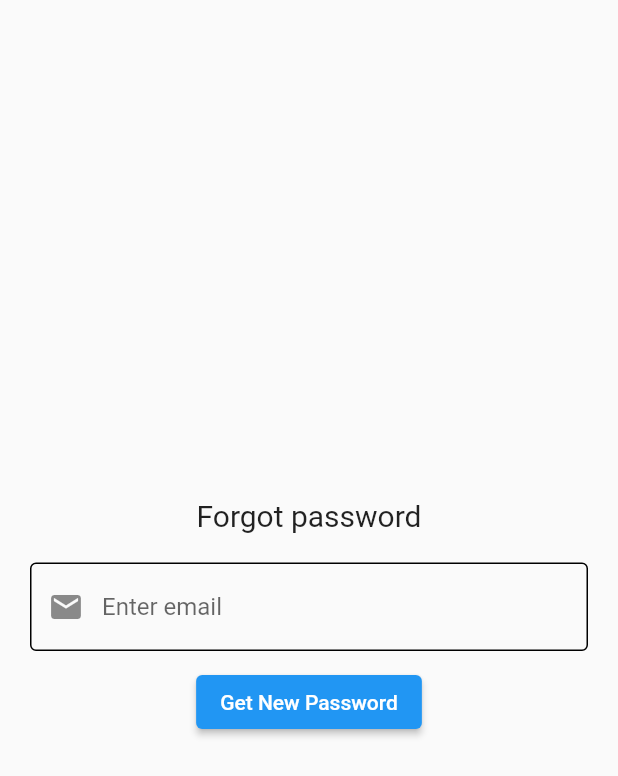
After one commit to MuhibXtreme/bootcamp, a Flutter app: the screen it shows after launch, after a tap on "Forget Password?", on a phone screen of 412 x 824 dp. The commit adds this screen. Shown: the top 776 px of the screen. Run offline on Flutter 3.47's test engine with Material 2 defaults, Android fonts, the phone set to English and light mode, and no system bars; our stand-ins replace cloud_firestore, firebase_auth, firebase_core, firebase_storage, geolocator, google_maps_flutter and 2 more; accounts and stored records are empty; network calls fail.

Commit message:
monday class

```diff
--- /dev/null
+++ b/lib/forgot_password.dart
@@ -0,0 +1,72 @@
+import 'package:firebase_auth/firebase_auth.dart';
+import 'package:flutter/material.dart';
+import 'package:from_ui/sign.dart';
+
+class ForgotPassword extends StatefulWidget {
+  const ForgotPassword({super.key});
+
+  @override
+  State<ForgotPassword> createState() => _ForgotPasswordState();
+}
+
+class _ForgotPasswordState extends State<ForgotPassword> {
+  TextEditingController emailcont = TextEditingController();
+  @override
+  Widget build(BuildContext context) {
+    return SafeArea(
+      child: Scaffold(
+        body: Padding(
+          padding: const EdgeInsets.all(20.0),
+          child: Column(
+            mainAxisAlignment: MainAxisAlignment.center,
+            children: [
+              const Text(
+                'Forgot password',
+                style: TextStyle(fontSize: 20),
+              ),
+              const SizedBox(
+                height: 20,
+              ),
+              TextField(
+                controller: emailcont,
+                decoration: const InputDecoration(
+                  hintText: 'Enter email',
+                  prefixIcon: Icon(Icons.email),
+                  enabledBorder: OutlineInputBorder(
+                    borderSide: BorderSide(color: Colors.black),
+                  ),
+                  focusedBorder: OutlineInputBorder(
+                    borderSide: BorderSide(color: Colors.black),
+                  ),
+                ),
+              ),
+              const SizedBox(
+                height: 10,
+              ),
+              ElevatedButton(
+                  onPressed: () {
+                    FirebaseAuth.instance
+                        .sendPasswordResetEmail(email: emailcont.text)
+                        .then((value) => {
+                              ScaffoldMessenger.of(context).showSnackBar(
+                                  const SnackBar(
+                                      content: Text(
+                                          'Password reset link has been sent to the specified url'))),
+                              Navigator.push(
+                                  context,
+                                  MaterialPageRoute(
+                                      builder: (context) => const Sigin())),
+                            })
+                        .catchError((error) => {
+                              ScaffoldMessenger.of(context).showSnackBar(
+                                  SnackBar(content: Text(error.toString()))),
+                            });
+                  },
+                  child: const Text('Get New Password'))
+            ],
+          ),
+        ),
+      ),
+    );
+  }
+}
--- a/lib/main.dart
+++ b/lib/main.dart
@@ -1,24 +1,27 @@
 import 'package:firebase_core/firebase_core.dart';
 import 'package:flutter/material.dart';
-
 import 'package:from_ui/firstscreen.dart';
-
 import 'package:from_ui/second_screen.dart';
 import 'package:from_ui/showimage.dart';
+import 'package:from_ui/sign.dart';
 
 import 'package:from_ui/thirdscreen.dart';
-
-import 'multiimage.dart';
+import 'package:shared_preferences/shared_preferences.dart';
 
 void main() async {
   WidgetsFlutterBinding.ensureInitialized();
+  SharedPreferences prefdata = await SharedPreferences.getInstance();
+  var email = prefdata.getString('email');
   await Firebase.initializeApp();
 
-  runApp(const MyApp());
+  runApp(MyApp(
+    email: email,
+  ));
 }
 
 class MyApp extends StatelessWidget {
-  const MyApp({super.key});
+  final String? email;
+  const MyApp({this.email, super.key});
   @override
   Widget build(BuildContext context) {
     return MaterialApp(
@@ -30,7 +33,8 @@ class MyApp extends StatelessWidget {
       // home: const Form(),
       initialRoute: 'form',
       routes: {
-        'form': (context) => const ShowImage(),
+        'form': (context) =>
+            email != null ? const FirstScreen() : const Sigin(),
         // 'home': (context) => Home(),
         'second': (context) => const SecondScreen(),
       },
--- a/lib/showimage.dart
+++ b/lib/showimage.dart
@@ -16,6 +16,9 @@ class _ShowImageState extends State<ShowImage> {
       body: StreamBuilder(
           stream: FirebaseFirestore.instance.collection('images').snapshots(),
           builder: (context, snap) {
+            if (snap.connectionState == ConnectionState.waiting) {
+              return const Center(child: CircularProgressIndicator());
+            }
             return ListView.builder(
                 scrollDirection: Axis.horizontal,
                 itemCount: snap.data!.docs.length,
--- a/lib/sign.dart
+++ b/lib/sign.dart
@@ -1,6 +1,8 @@
 import 'package:firebase_auth/firebase_auth.dart';
 import 'package:flutter/material.dart';
 import 'package:from_ui/firstscreen.dart';
+import 'package:from_ui/forgot_password.dart';
+import 'package:shared_preferences/shared_preferences.dart';
 
 class Sigin extends StatefulWidget {
   const Sigin({super.key});
@@ -19,13 +21,17 @@ class _SiginState extends State<Sigin> {
   bool isvisible = false;
 
   void signin() async {
+    SharedPreferences prefdata = await SharedPreferences.getInstance();
     try {
       await FirebaseAuth.instance.signInWithEmailAndPassword(
           email: email.text, password: password.text);
+      if (context.mounted) {}
       ScaffoldMessenger.of(context)
           .showSnackBar(const SnackBar(content: Text('Successfully')));
-      Navigator.push(
-          context, MaterialPageRoute(builder: (context) => FirstScreen()));
+      Navigator.push(context,
+          MaterialPageRoute(builder: (context) => const FirstScreen()));
+
+      prefdata.setString('email', email.text);
     } catch (err) {
       ScaffoldMessenger.of(context)
           .showSnackBar(SnackBar(content: Text('$err')));
@@ -41,12 +47,12 @@ class _SiginState extends State<Sigin> {
       ),
       body: Form(
         key: formkey,
+        child: Padding(
+          padding: const EdgeInsets.all(20.0),
           child: Column(
             mainAxisAlignment: MainAxisAlignment.center,
             children: [
-            Padding(
-              padding: const EdgeInsets.all(20.0),
-              child: TextFormField(
+              TextFormField(
                 controller: email,
                 decoration: const InputDecoration(
                     floatingLabelBehavior: FloatingLabelBehavior.always,
@@ -66,10 +72,10 @@ class _SiginState extends State<Sigin> {
                   }
                 },
               ),
+              const SizedBox(
+                height: 20,
               ),
-            Padding(
-              padding: const EdgeInsets.all(20.0),
-              child: TextFormField(
+              TextFormField(
                 obscureText: isvisible,
                 controller: password,
                 decoration: InputDecoration(
@@ -103,7 +109,16 @@ class _SiginState extends State<Sigin> {
                   }
                 },
               ),
-            ),
+              Align(
+                  alignment: Alignment.topRight,
+                  child: TextButton(
+                      onPressed: () {
+                        Navigator.push(
+                            context,
+                            MaterialPageRoute(
+                                builder: (context) => const ForgotPassword()));
+                      },
+                      child: const Text('Forget Password?'))),
               ElevatedButton(
                   onPressed: () {
                     final isvalid = formkey.currentState!.validate();
@@ -116,6 +131,7 @@ class _SiginState extends State<Sigin> {
             ],
           ),
         ),
+      ),
     );
   }
 }
--- a/pubspec.yaml
+++ b/pubspec.yaml
@@ -43,6 +43,7 @@ dependencies:
   cloud_firestore: ^4.5.1
   image_picker: ^0.8.7+3
   firebase_storage: ^11.1.0
+  shared_preferences: ^2.1.0
 
 dev_dependencies:
   flutter_test:
```
Also changed, not shown: lib/firstscreen.dart (+14 -0 lines), pubspec.lock, 1 other file. Lines whose indentation alone changed are shown as unchanged.
